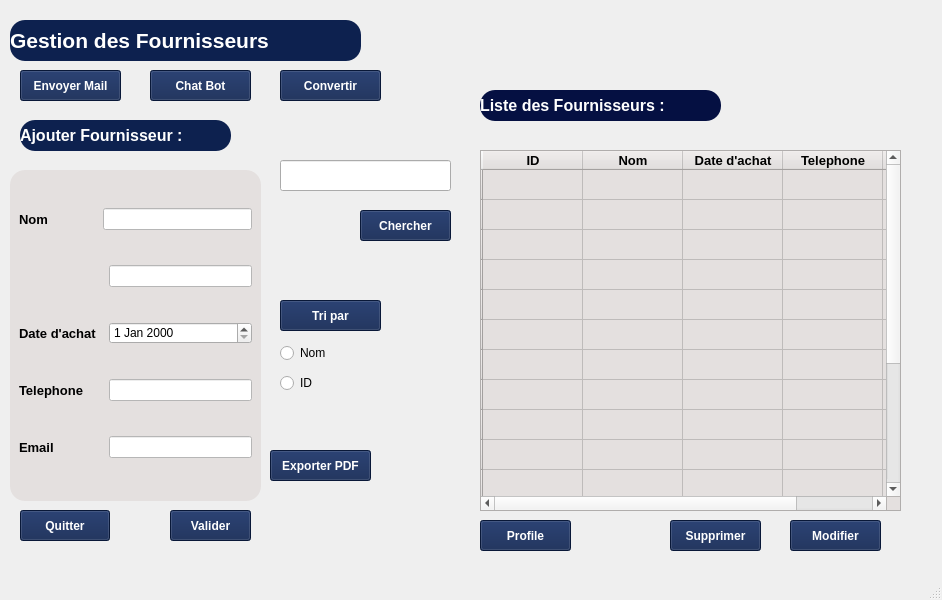
The window that mainwindow.ui (ProjetCpp-2425/projetcpp-smart-clothing-store) describes before a commit, drawn with Qt 5.
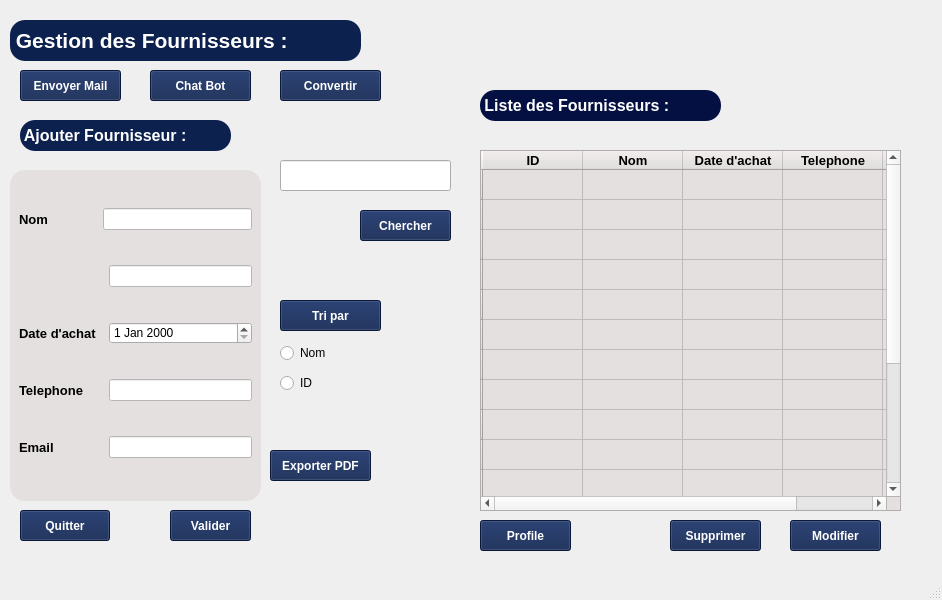
The same window after the commit. Icons and pictures are not drawn.

```diff
--- a/mainwindow.ui
+++ b/mainwindow.ui
@@ -941,7 +941,7 @@
 color: white;</string>
     </property>
     <property name="text">
-     <string>Ajouter Fournisseur :</string>
+     <string> Ajouter Fournisseur :</string>
     </property>
    </widget>
    <widget class="QPushButton" name="deleteButton">
@@ -1008,7 +1008,7 @@
 color: white;</string>
     </property>
     <property name="text">
-     <string>Liste des Fournisseurs :</string>
+     <string> Liste des Fournisseurs :</string>
     </property>
    </widget>
    <widget class="QRadioButton" name="sortByIdRadioButton">
@@ -1445,7 +1445,7 @@
 border-radius: 15px; </string>
     </property>
     <property name="text">
-     <string>Gestion des Fournisseurs</string>
+     <string> Gestion des Fournisseurs :</string>
     </property>
    </widget>
    <widget class="QPushButton" name="mailButton">
```
Left out of the diff: 5 changed lines with no effect on the pictures.
